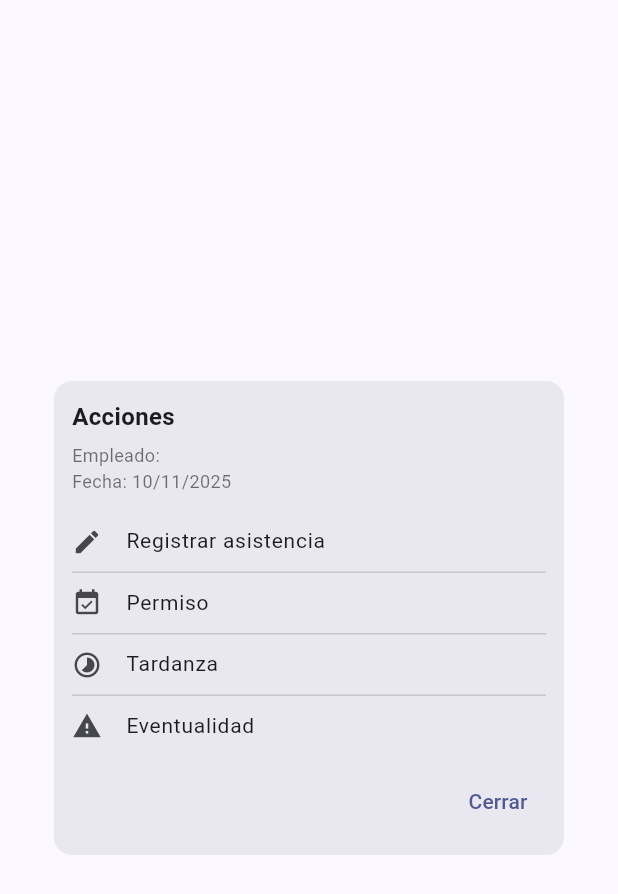
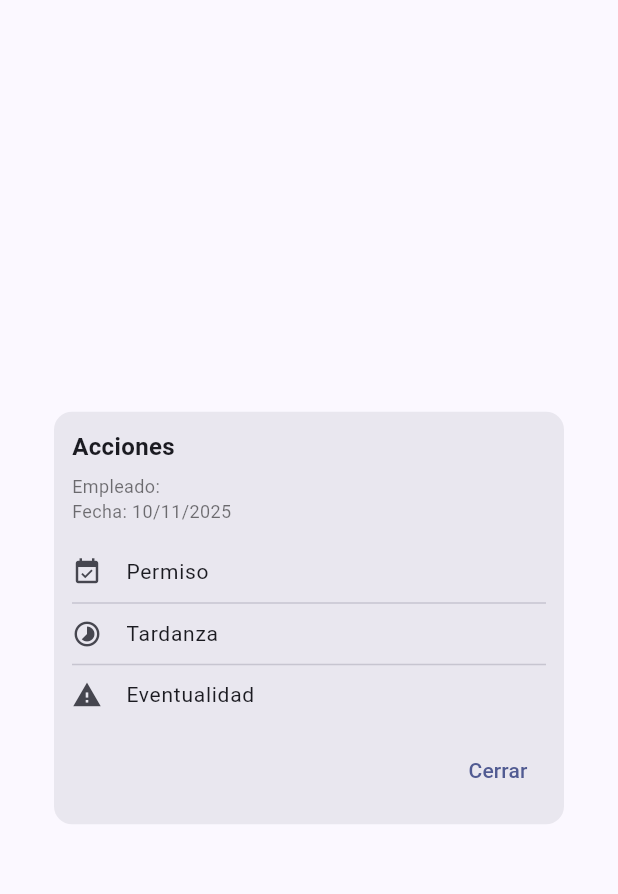
Before and after one commit to ryokumaxell/jm-intranet, a Flutter app: the RegisterOptionsModal widget shown alone on an empty page, opened directly with empty values, on a phone screen of 412 x 824 dp. Shown: the top 894 px of the screen. Run offline on Flutter 3.47's test engine with Material 3 defaults, Android fonts, the phone set to English and light mode, and no system bars; our stand-ins replace dio, flutter_riverpod.

Commit message:
Modal Registrar: remover opción 'Registrar asistencia' y su import, por solicitud del usuario

```diff
--- a/lib/features/attendance/presentation/widgets/register_options_modal.dart
+++ b/lib/features/attendance/presentation/widgets/register_options_modal.dart
@@ -1,5 +1,4 @@
 import 'package:flutter/material.dart';
-import 'manual_entry_modal.dart';
 
 class RegisterOptionsModal extends StatelessWidget {
   const RegisterOptionsModal({super.key, required this.employeeName, required this.date});
@@ -27,18 +26,7 @@ class RegisterOptionsModal extends StatelessWidget {
               Text('Empleado: $employeeName', style: const TextStyle(color: Colors.black54, fontSize: 12)),
               Text('Fecha: ${date.day.toString().padLeft(2, '0')}/${date.month.toString().padLeft(2, '0')}/${date.year}', style: const TextStyle(color: Colors.black54, fontSize: 12)),
               const SizedBox(height: 12),
-              ListTile(
-                dense: true,
-                visualDensity: VisualDensity.compact,
-                contentPadding: EdgeInsets.zero,
-                leading: const Icon(Icons.edit, size: 20),
-                title: const Text('Registrar asistencia', style: TextStyle(fontSize: 14)),
-                onTap: () {
-                  Navigator.of(context).pop();
-                  showDialog(context: context, builder: (_) => const ManualEntryModal());
-                },
-              ),
-              const Divider(height: 1),
+              // Opción 'Registrar asistencia' removida por solicitud
               ListTile(
                 dense: true,
                 visualDensity: VisualDensity.compact,
```
